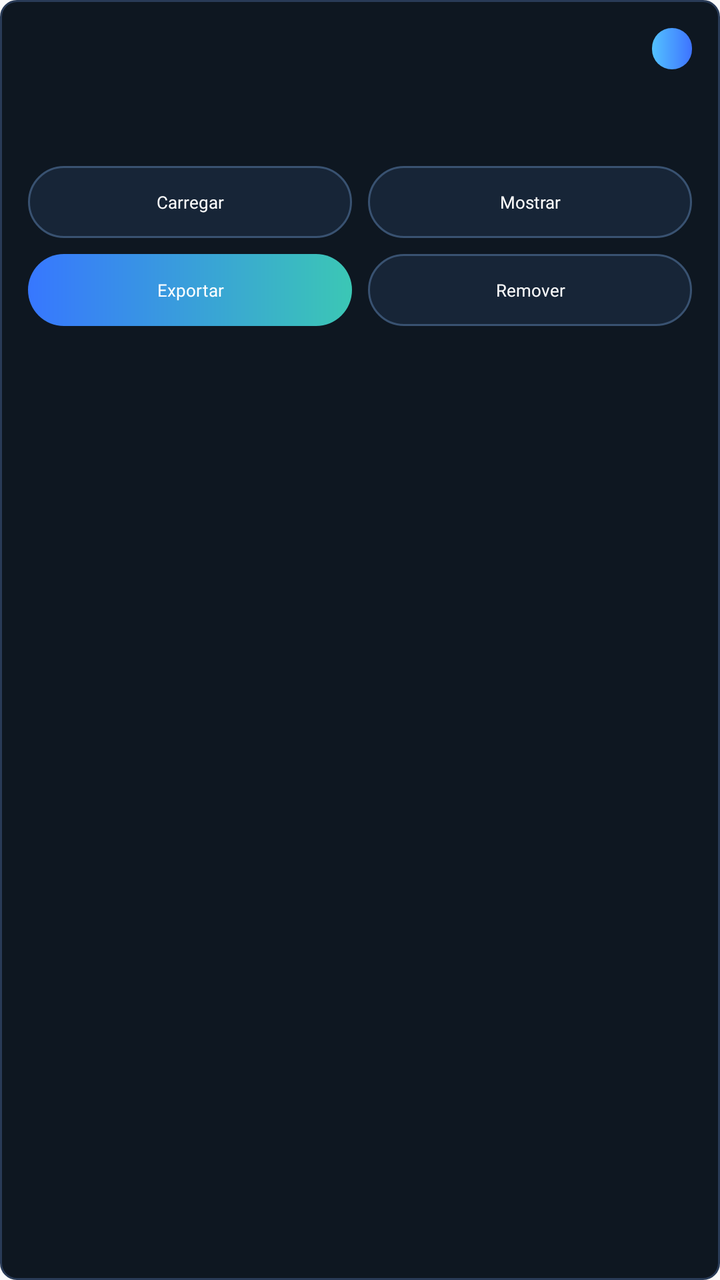
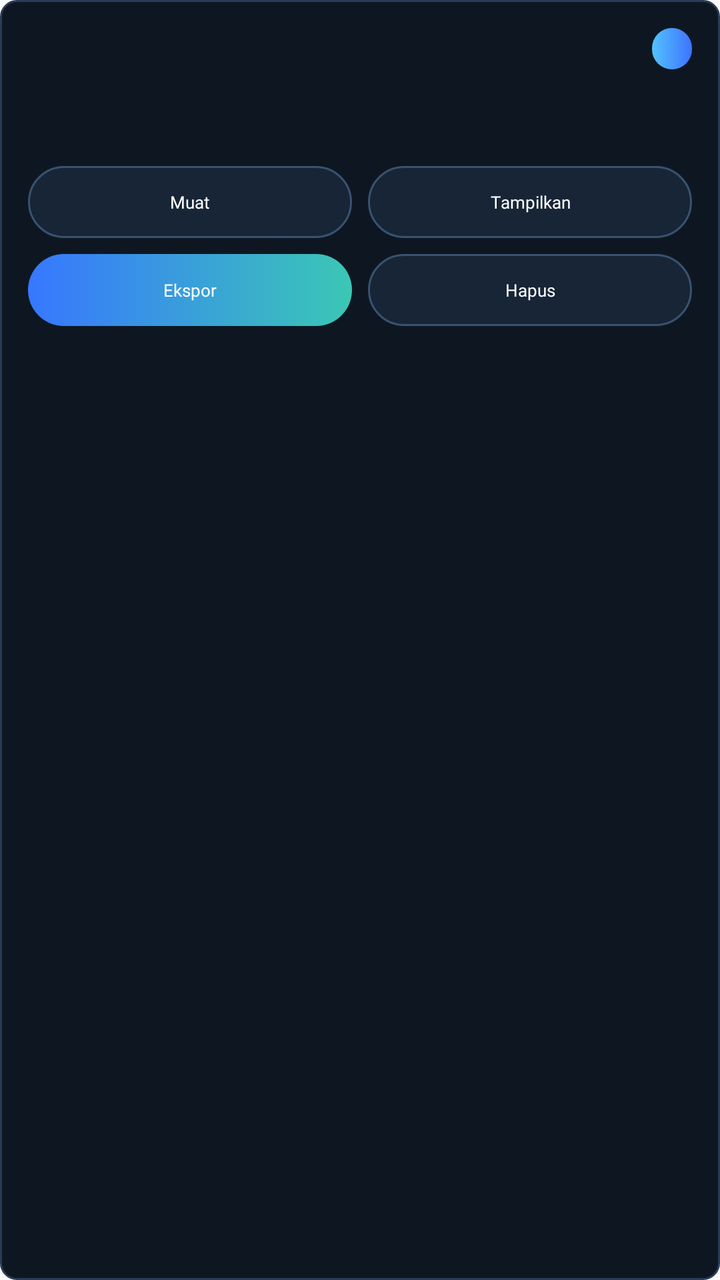

An Android layout rendered at two revisions. The XML below is the earlier revision; the diff shows what the commit changed to produce the second picture.
<!-- AndroidManifest.xml: application theme Theme.AppCompat.Light.NoActionBar.FullScreen -->
<!-- res/layout/item_pickup_studio.xml -->
<?xml version="1.0" encoding="utf-8"?>
<LinearLayout xmlns:android="http://schemas.android.com/apk/res/android"
    android:id="@+id/pickup_studio_item_surface"
    android:layout_width="match_parent"
    android:layout_height="wrap_content"
    android:layout_marginBottom="10dp"
    android:background="@drawable/pickup_studio_item_surface"
    android:orientation="vertical"
    android:padding="14dp">

    <LinearLayout
        android:layout_width="match_parent"
        android:layout_height="wrap_content"
        android:gravity="center_vertical"
        android:orientation="horizontal">

        <TextView
            android:id="@+id/pickup_item_name"
            android:layout_width="0dp"
            android:layout_height="wrap_content"
            android:layout_weight="1"
            android:fontFamily="@font/montserrat_black"
            android:textColor="@android:color/white"
            android:textSize="11sp" />

        <TextView
            android:id="@+id/pickup_item_badge"
            android:layout_width="wrap_content"
            android:layout_height="wrap_content"
            android:background="@drawable/pickup_studio_badge"
            android:fontFamily="@font/montserrat_black"
            android:paddingStart="10dp"
            android:paddingTop="5dp"
            android:paddingEnd="10dp"
            android:paddingBottom="5dp"
            android:textAllCaps="true"
            android:textColor="@android:color/white"
            android:textSize="7.5sp" />
    </LinearLayout>

    <TextView
        android:id="@+id/pickup_item_meta"
        android:layout_width="match_parent"
        android:layout_height="wrap_content"
        android:layout_marginTop="8dp"
        android:fontFamily="@font/montserrat_medium"
        android:textColor="#A3BAD8"
        android:textSize="9sp" />

    <TextView
        android:id="@+id/pickup_item_coords"
        android:layout_width="match_parent"
        android:layout_height="wrap_content"
        android:layout_marginTop="5dp"
        android:fontFamily="monospace"
        android:textColor="#7FD8FF"
        android:textSize="8sp" />

    <LinearLayout
        android:layout_width="match_parent"
        android:layout_height="wrap_content"
        android:layout_marginTop="12dp"
        android:orientation="horizontal">

        <TextView
            android:id="@+id/pickup_item_button_load"
            android:layout_width="0dp"
            android:layout_height="36dp"
            android:layout_weight="1"
            android:background="@drawable/pickup_studio_secondary_button"
            android:fontFamily="@font/montserrat_bold"
            android:gravity="center"
            android:text="Carregar"
            android:textColor="@android:color/white"
            android:textSize="8.5sp" />

        <TextView
            android:id="@+id/pickup_item_button_preview"
            android:layout_width="0dp"
            android:layout_height="36dp"
            android:layout_marginStart="8dp"
            android:layout_weight="1"
            android:background="@drawable/pickup_studio_secondary_button"
            android:fontFamily="@font/montserrat_bold"
            android:gravity="center"
            android:text="Mostrar"
            android:textColor="@android:color/white"
            android:textSize="8.5sp" />
    </LinearLayout>

    <LinearLayout
        android:layout_width="match_parent"
        android:layout_height="wrap_content"
        android:layout_marginTop="8dp"
        android:orientation="horizontal">

        <TextView
            android:id="@+id/pickup_item_button_copy"
            android:layout_width="0dp"
            android:layout_height="36dp"
            android:layout_weight="1"
            android:background="@drawable/pickup_studio_primary_button"
            android:fontFamily="@font/montserrat_black"
            android:gravity="center"
            android:text="Exportar"
            android:textColor="@android:color/white"
            android:textSize="8.5sp" />

        <TextView
            android:id="@+id/pickup_item_button_delete"
            android:layout_width="0dp"
            android:layout_height="36dp"
            android:layout_marginStart="8dp"
            android:layout_weight="1"
            android:background="@drawable/pickup_studio_secondary_button"
            android:fontFamily="@font/montserrat_bold"
            android:gravity="center"
            android:text="Remover"
            android:textColor="@android:color/white"
            android:textSize="8.5sp" />
    </LinearLayout>

</LinearLayout>
<!-- resources referenced by this layout -->
<resources>
  <!-- drawable pickup_studio_badge (drawable) -->
  <?xml version="1.0" encoding="utf-8"?>
  <shape xmlns:android="http://schemas.android.com/apk/res/android">
      <corners android:radius="999dp" />
      <gradient
          android:angle="0"
          android:endColor="#3E73FF"
          android:startColor="#53C2FF" />
  </shape>
  <!-- drawable pickup_studio_item_surface (drawable) -->
  <?xml version="1.0" encoding="utf-8"?>
  <shape xmlns:android="http://schemas.android.com/apk/res/android">
      <corners android:radius="8dp" />
      <solid android:color="#0E1721" />
      <stroke
          android:width="1dp"
          android:color="#293B57" />
  </shape>
  <!-- drawable pickup_studio_primary_button (drawable) -->
  <?xml version="1.0" encoding="utf-8"?>
  <shape xmlns:android="http://schemas.android.com/apk/res/android">
      <corners android:radius="18dp" />
      <gradient
          android:angle="0"
          android:endColor="#3BC7B5"
          android:startColor="#3777FF" />
  </shape>
  <!-- drawable pickup_studio_secondary_button (drawable) -->
  <?xml version="1.0" encoding="utf-8"?>
  <shape xmlns:android="http://schemas.android.com/apk/res/android">
      <corners android:radius="18dp" />
      <solid android:color="#172537" />
      <stroke
          android:width="1dp"
          android:color="#395271" />
  </shape>
  <style name="Theme.AppCompat.Light.NoActionBar.FullScreen" parent="@style/Theme.AppCompat.Light.NoActionBar">
          <item name="android:windowNoTitle">true</item>
          <item name="android:windowActionBar">false</item>
          <item name="android:windowFullscreen">true</item>
          <item name="android:windowContentOverlay">@null</item>
          <item name="android:windowLayoutInDisplayCutoutMode">shortEdges</item>
      </style>
</resources>

<!-- the commit's change to res/layout/item_pickup_studio.xml (unified diff, before → after) -->
@@ -70,7 +70,7 @@
             android:background="@drawable/pickup_studio_secondary_button"
             android:fontFamily="@font/montserrat_bold"
             android:gravity="center"
-            android:text="Carregar"
+            android:text="Muat"
             android:textColor="@android:color/white"
             android:textSize="8.5sp" />
 
@@ -83,7 +83,7 @@
             android:background="@drawable/pickup_studio_secondary_button"
             android:fontFamily="@font/montserrat_bold"
             android:gravity="center"
-            android:text="Mostrar"
+            android:text="Tampilkan"
             android:textColor="@android:color/white"
             android:textSize="8.5sp" />
     </LinearLayout>
@@ -102,7 +102,7 @@
             android:background="@drawable/pickup_studio_primary_button"
             android:fontFamily="@font/montserrat_black"
             android:gravity="center"
-            android:text="Exportar"
+            android:text="Ekspor"
             android:textColor="@android:color/white"
             android:textSize="8.5sp" />
 
@@ -115,7 +115,7 @@
             android:background="@drawable/pickup_studio_secondary_button"
             android:fontFamily="@font/montserrat_bold"
             android:gravity="center"
-            android:text="Remover"
+            android:text="Hapus"
             android:textColor="@android:color/white"
             android:textSize="8.5sp" />
     </LinearLayout>
